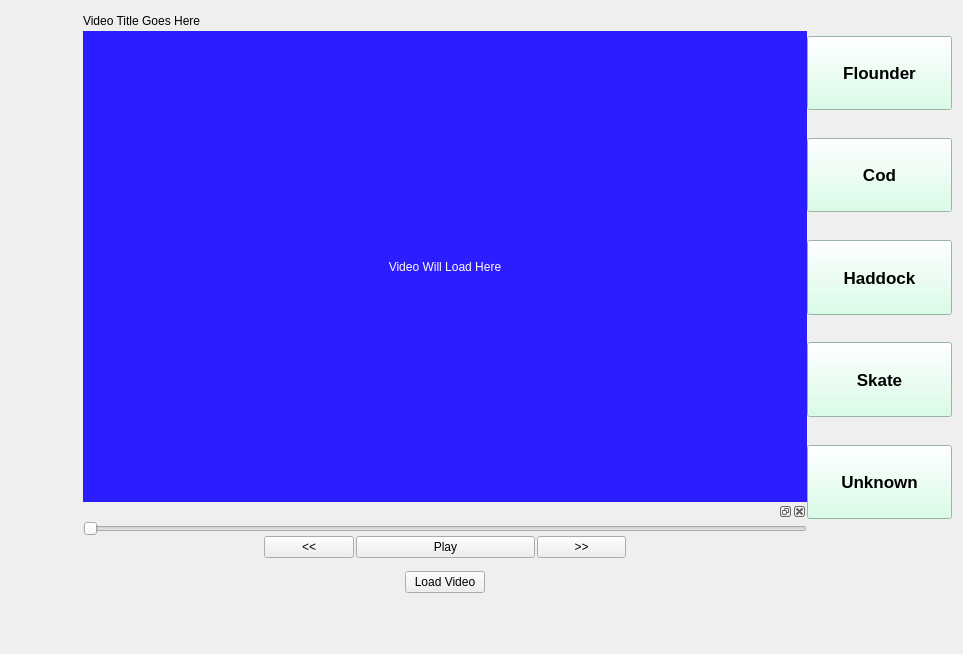
The window that FishGUI/mainwindow.ui (cvisionai/Tator-Native) describes before a commit, drawn with Qt 5.
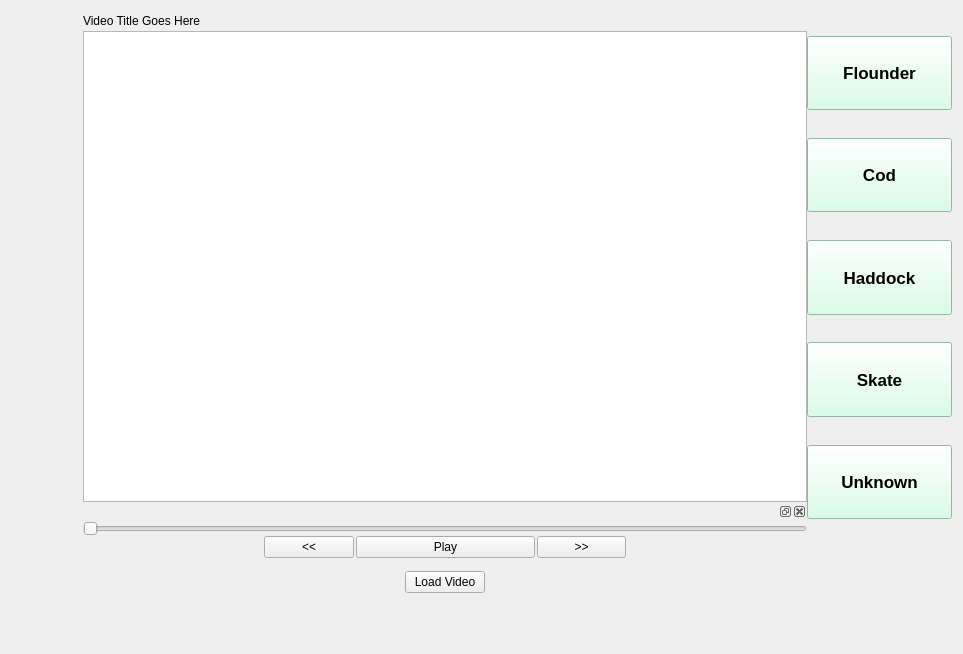
The same window after the commit.

Commit message:
graphics view
Trying to implement video window as graphics view object to support
later annotation

```diff
--- a/FishGUI/mainwindow.ui
+++ b/FishGUI/mainwindow.ui
@@ -103,30 +103,7 @@
        <item>
         <layout class="QHBoxLayout" name="videoWindowLayout">
          <item>
-          <widget class="QLabel" name="VideoWindow">
-           <property name="sizePolicy">
-            <sizepolicy hsizetype="Expanding" vsizetype="Expanding">
-             <horstretch>0</horstretch>
-             <verstretch>0</verstretch>
-            </sizepolicy>
-           </property>
-           <property name="minimumSize">
-            <size>
-             <width>420</width>
-             <height>360</height>
-            </size>
-           </property>
-           <property name="styleSheet">
-            <string notr="true">background-color: rgb(44, 29, 255);
-color: rgb(255, 249, 251);</string>
-           </property>
-           <property name="text">
-            <string>Video Will Load Here</string>
-           </property>
-           <property name="alignment">
-            <set>Qt::AlignCenter</set>
-           </property>
-          </widget>
+          <widget class="QGraphicsView" name="videoWindow"/>
          </item>
         </layout>
        </item>
```
The commit also changes 2 other files.
